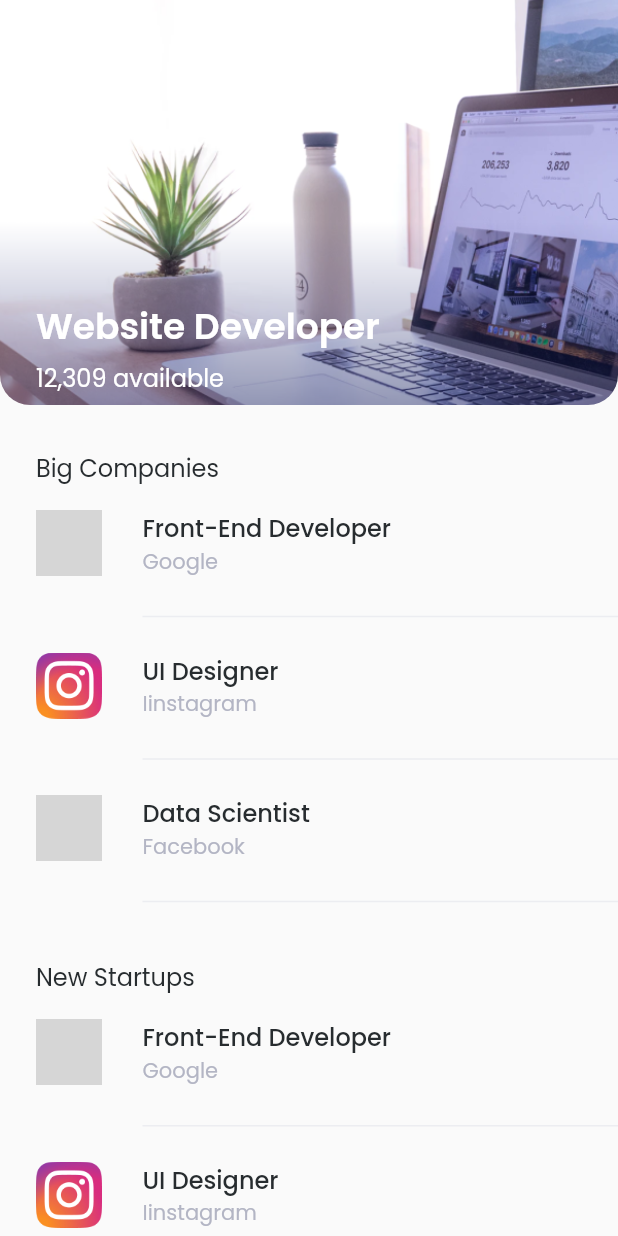
After one commit to ardi-hidayat/Jobs-Apps, a Flutter app: the HomePage screen opened directly, after a tap on "Website Developer", on a phone screen of 412 x 824 dp. The commit adds this screen. Run offline on Flutter 3.47's test engine with Material 2 defaults, Android fonts, the phone set to English and light mode, and no system bars; our stand-ins replace email_validator, google_fonts; grey boxes are pictures that could not be loaded.

Commit message:
add second home page

```diff
--- a/lib/pages/home_page.dart
+++ b/lib/pages/home_page.dart
@@ -52,13 +52,7 @@ class HomePage extends StatelessWidget {
             ),
             Padding(
               padding: const EdgeInsets.only(left: 24),
-              child: Text(
-                'Hot Categories',
-                style: GoogleFonts.poppins(
-                    color: Color(0xff272C2F),
-                    fontSize: 16,
-                    fontWeight: FontWeight.w400),
-              ),
+              child: Text('Hot Categories', style: titleListTextStyle),
             ),
             SizedBox(
               height: 16,
--- /dev/null
+++ b/lib/pages/second_home_page.dart
@@ -0,0 +1,151 @@
+import 'package:flutter/material.dart';
+import 'package:job_apps/theme.dart';
+import 'package:job_apps/widgets/custom_list.dart';
+
+class SecondHomePage extends StatelessWidget {
+  //const SecondHomePage({super.key});
+
+  final String jobTitleHome;
+  final String imageUrl;
+
+  const SecondHomePage(
+      {super.key, required this.jobTitleHome, required this.imageUrl});
+
+  @override
+  Widget build(BuildContext context) {
+    return MaterialApp(
+      home: SafeArea(
+        child: Scaffold(
+          body: SingleChildScrollView(
+            child: Column(
+              children: [
+                Stack(
+                  children: [
+                    ClipRRect(
+                      borderRadius: BorderRadius.only(
+                        bottomLeft: Radius.circular(20),
+                        bottomRight: Radius.circular(20),
+                      ),
+                      child: Container(
+                        width: double.infinity,
+                        height: 270,
+                        child: Image.asset(
+                          imageUrl,
+                          fit: BoxFit.cover,
+                        ),
+                      ),
+                    ),
+                    Padding(
+                      padding: const EdgeInsets.only(top: 200, left: 24),
+                      child: Text(
+                        jobTitleHome,
+                        style: jobTitleTextStyle,
+                      ),
+                    ),
+                    Padding(
+                      padding: const EdgeInsets.only(top: 240, left: 24),
+                      child: Text(
+                        '12,309 available',
+                        style: availableJobTextStyle,
+                      ),
+                    ),
+                  ],
+                ),
+                Container(
+                  padding: const EdgeInsets.only(top: 30, left: 24),
+                  child: Column(
+                    crossAxisAlignment: CrossAxisAlignment.start,
+                    children: [
+                      Text(
+                        'Big Companies',
+                        style: titleListTextStyle,
+                      ),
+                      SizedBox(
+                        height: 16,
+                      ),
+                      Column(
+                        children: [
+                          CustomList(
+                              jobTitle: 'Front-End Developer',
+                              imageUrl: 'assets/google_icon.png',
+                              companyName: 'Google'),
+                        ],
+                      ),
+                      SizedBox(
+                        height: 16,
+                      ),
+                      Column(
+                        children: [
+                          CustomList(
+                              jobTitle: 'UI Designer',
+                              imageUrl: 'assets/instagram_icon.png',
+                              companyName: 'Iinstagram'),
+                        ],
+                      ),
+                      SizedBox(
+                        height: 16,
+                      ),
+                      Column(
+                        children: [
+                          CustomList(
+                              jobTitle: 'Data Scientist',
+                              imageUrl: 'assets/facebook_icon.png',
+                              companyName: 'Facebook'),
+                        ],
+                      ),
+                    ],
+                  ),
+                ),
+                Container(
+                  padding: const EdgeInsets.only(top: 30.5, left: 24),
+                  child: Column(
+                    crossAxisAlignment: CrossAxisAlignment.start,
+                    children: [
+                      Text(
+                        'New Startups',
+                        style: titleListTextStyle,
+                      ),
+                      SizedBox(
+                        height: 16,
+                      ),
+                      Column(
+                        children: [
+                          CustomList(
+                              jobTitle: 'Front-End Developer',
+                              imageUrl: 'assets/google_icon.png',
+                              companyName: 'Google'),
+                        ],
+                      ),
+                      SizedBox(
+                        height: 16,
+                      ),
+                      Column(
+                        children: [
+                          CustomList(
+                              jobTitle: 'UI Designer',
+                              imageUrl: 'assets/instagram_icon.png',
+                              companyName: 'Iinstagram'),
+                        ],
+                      ),
+                      SizedBox(
+                        height: 16,
+                      ),
+                      Column(
+                        children: [
+                          CustomList(
+                              jobTitle: 'Data Scientist',
+                              imageUrl: 'assets/facebook_icon.png',
+                              companyName: 'Facebook'),
+                        ],
+                      ),
+                    ],
+                  ),
+                ),
+              ],
+            ),
+          ),
+        ),
+      ),
+    );
+  }
+}
--- a/lib/theme.dart
+++ b/lib/theme.dart
@@ -18,3 +18,12 @@ TextStyle jobTextStyle = GoogleFonts.poppins(
 
 TextStyle companyTextStyle = GoogleFonts.poppins(
     color: Color(0xffB3B5C4), fontSize: 14, fontWeight: FontWeight.w400);
+
+TextStyle jobTitleTextStyle = GoogleFonts.poppins(
+    color: Color(0xffFFFFFF), fontSize: 24, fontWeight: FontWeight.w600);
+
+TextStyle availableJobTextStyle = GoogleFonts.poppins(
+    color: Color(0xffFFFFFF), fontSize: 16, fontWeight: FontWeight.w400);
+
+TextStyle titleListTextStyle = GoogleFonts.poppins(
+    color: Color(0xff272C2F), fontSize: 16, fontWeight: FontWeight.w400);
--- a/lib/widgets/job_card.dart
+++ b/lib/widgets/job_card.dart
@@ -1,5 +1,6 @@
 import 'package:flutter/material.dart';
 import 'package:google_fonts/google_fonts.dart';
+import 'package:job_apps/pages/second_home_page.dart';
 
 class JobCard extends StatelessWidget {
   // const JobCard({super.key});
@@ -11,7 +12,19 @@ class JobCard extends StatelessWidget {
 
   @override
   Widget build(BuildContext context) {
-    return Container(
+    return InkWell(
+      onTap: () {
+        Navigator.push(
+          context,
+          MaterialPageRoute(
+            builder: (context) => SecondHomePage(
+              imageUrl: imageUrl,
+              jobTitleHome: text,
+            ),
+          ),
+        );
+      },
+      child: Container(
         width: 150,
         height: 200,
         child: Align(
@@ -21,7 +34,9 @@ class JobCard extends StatelessWidget {
             child: Text(
               text,
               style: GoogleFonts.poppins(
-                color: Colors.white, fontSize: 18, fontWeight: FontWeight.w500),
+                  color: Colors.white,
+                  fontSize: 18,
+                  fontWeight: FontWeight.w500),
             ),
           ),
         ),
@@ -30,6 +45,7 @@ class JobCard extends StatelessWidget {
             image: AssetImage(imageUrl),
           ),
         ),
+      ),
     );
   }
 }
```
Also changed, not shown: assets/bg_second.png (added). Lines whose indentation alone changed are shown as unchanged.
